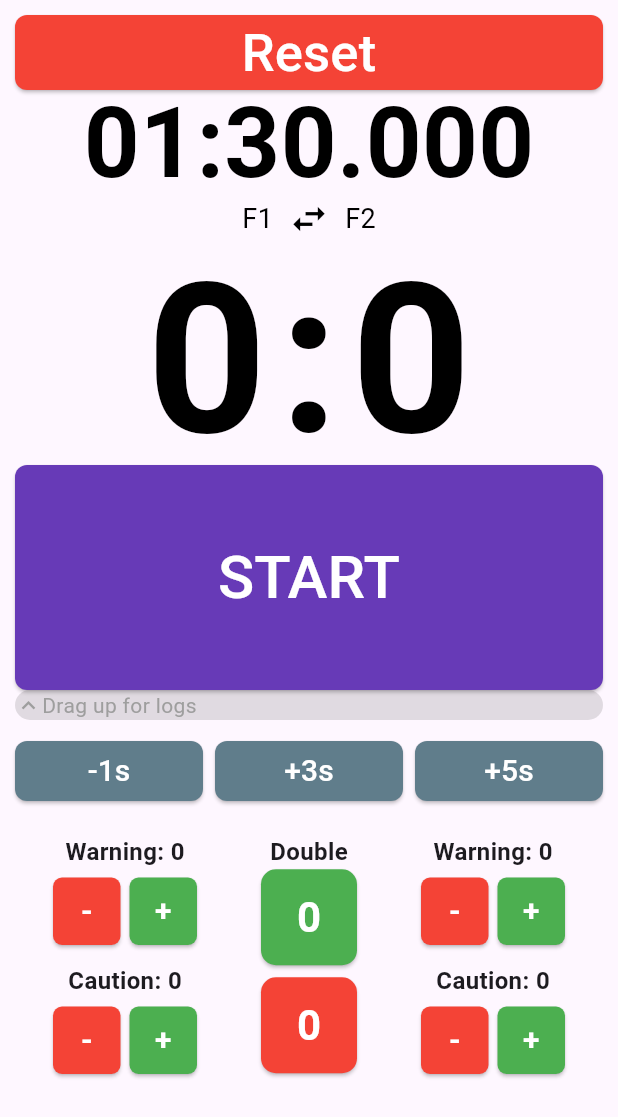
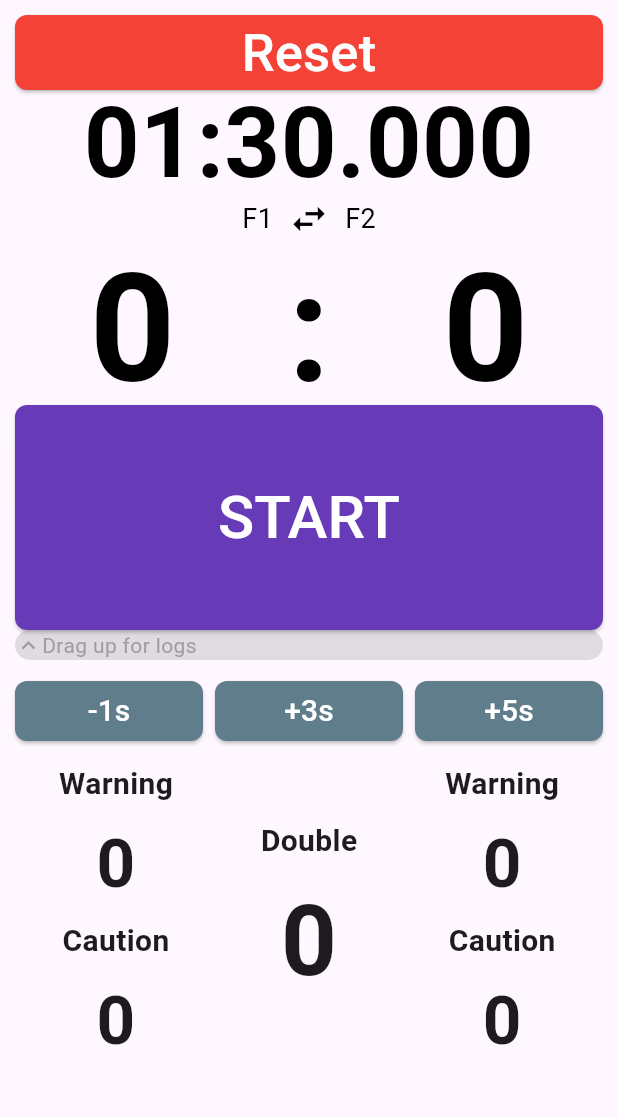
Before and after one commit to kstepanovdev/gdf_hema_timer, a Flutter app: the screen it shows after launch, on a phone screen of 412 x 824 dp. Shown: the top 1117 px of the screen. Run offline on Flutter 3.47's test engine with Material 3 defaults, Android fonts, the phone set to English and light mode, and no system bars; our stand-ins replace shared_preferences, vibration; Roboto replaces fonts that are missing (RobotoMono).

Commit message:
refactor score board, penalties control && removed stateful widgets

```diff
--- a/lib/modules/fight_log/fight_log.dart
+++ b/lib/modules/fight_log/fight_log.dart
@@ -105,6 +105,7 @@ class FightLog {
   void reset() {
     _prevLeftScore = _prevRightScore = 0;
     _prevLeftWarning = _prevRightWarning = 0;
+    _prevLeftCaution = _prevRightCaution = 0;
     _prevDoubleHits = 0;
     _fightStarted = false;
     _events.clear();
--- a/lib/pages/score_page.dart
+++ b/lib/pages/score_page.dart
@@ -48,25 +48,12 @@ class _ScorePageState extends State<ScorePage> {
 
   Future<void> _loadTimer() async {
     final loaded = await loadTimerValue();
-    setState(() {
-      timer = loaded;
-    });
-  }
-
-  void _inc(int Function() getter, void Function(int) setter) {
-    setState(() => setter(getter() + 1));
-  }
-
-  void _dec(int Function() getter, void Function(int) setter) {
-    setState(() {
-      final value = getter();
-      if (value > 0) setter(value - 1);
-    });
+    setState(() => timer = loaded);
   }
 
   void _onStartPressed() {
     setState(() {
-      fightLog.startFight(); // or resume fight if needed
+      fightLog.startFight();
       fightLog.logDiff(
         leftScore: leftScore,
         rightScore: rightScore,
@@ -89,13 +76,10 @@ class _ScorePageState extends State<ScorePage> {
       setState(() {
         if (timer.inMilliseconds > 0) {
           timer -= const Duration(milliseconds: 10);
-          if (timer.isNegative) {
-            timer = Duration.zero;
-          }
+          if (timer.isNegative) timer = Duration.zero;
         } else {
           t.cancel();
           running = false;
-
           Vibration.hasVibrator().then((hasVibrator) {
             Vibration.vibrate(duration: 1000, amplitude: 255);
           });
@@ -119,6 +103,7 @@ class _ScorePageState extends State<ScorePage> {
   void resetAll() async {
     fightLog.reset();
     final loadedTimer = await loadTimerValue();
+
     setState(() {
       leftScore = 0;
       rightScore = 0;
@@ -133,22 +118,18 @@ class _ScorePageState extends State<ScorePage> {
 
   void swapFighters() {
     setState(() {
-      // swap scores
       final tmpScore = leftScore;
       leftScore = rightScore;
       rightScore = tmpScore;
 
-      // swap warnings
       final tmpWarning = leftWarning;
       leftWarning = rightWarning;
       rightWarning = tmpWarning;
 
-      // swap cautions
       final tmpCaution = leftCaution;
       leftCaution = rightCaution;
       rightCaution = tmpCaution;
 
-      // swap names
       final tmpName = leftName;
       leftName = rightName;
       rightName = tmpName;
@@ -171,9 +152,7 @@ class _ScorePageState extends State<ScorePage> {
                   time: formatTime(timer),
                   fontSize: 65,
                 ),
-
                 ActiveTimerBoard(leftScore: leftScore, rightScore: rightScore),
-
                 Padding(
                   padding: const EdgeInsets.all(16.0),
                   child: SizedBox(
@@ -216,7 +195,6 @@ class _ScorePageState extends State<ScorePage> {
                           ),
                         ),
 
-                        /// Timer display (double-tap to edit)
                         TimerDisplay(
                           time: formatTime(timer),
                           fontSize: 65,
@@ -229,20 +207,13 @@ class _ScorePageState extends State<ScorePage> {
                           },
                         ),
 
-                        /// Scoreboard with swap
                         ScoreBoard(
                           leftName: leftName,
                           rightName: rightName,
                           leftScore: leftScore,
                           rightScore: rightScore,
-                          onLeftTap: () =>
-                              _inc(() => leftScore, (v) => leftScore = v),
-                          onLeftLongPress: () =>
-                              _dec(() => leftScore, (v) => leftScore = v),
-                          onRightTap: () =>
-                              _inc(() => rightScore, (v) => rightScore = v),
-                          onRightLongPress: () =>
-                              _dec(() => rightScore, (v) => rightScore = v),
+                          onLeftChanged: (v) => setState(() => leftScore = v),
+                          onRightChanged: (v) => setState(() => rightScore = v),
                           swapFighters: swapFighters,
                         ),
 
@@ -269,7 +240,6 @@ class _ScorePageState extends State<ScorePage> {
 
                         const SizedBox(height: 10),
 
-                        /// Time control
                         TimeControl(
                           onMinus1: () => setState(() {
                             timer = timer > const Duration(seconds: 1)
@@ -286,33 +256,23 @@ class _ScorePageState extends State<ScorePage> {
 
                         const SizedBox(height: 10),
 
-                        /// Penalties control
                         PenaltiesControl(
                           leftWarning: leftWarning,
                           rightWarning: rightWarning,
                           leftCaution: leftCaution,
                           rightCaution: rightCaution,
                           doubleHits: doubleHits,
-                          onLeftWarningPlus: () =>
-                              _inc(() => leftWarning, (v) => leftWarning = v),
-                          onLeftWarningMinus: () =>
-                              _dec(() => leftWarning, (v) => leftWarning = v),
-                          onRightWarningPlus: () =>
-                              _inc(() => rightWarning, (v) => rightWarning = v),
-                          onRightWarningMinus: () =>
-                              _dec(() => rightWarning, (v) => rightWarning = v),
-                          onDoublePlus: () =>
-                              _inc(() => doubleHits, (v) => doubleHits = v),
-                          onDoubleMinus: () =>
-                              _dec(() => doubleHits, (v) => doubleHits = v),
-                          onLeftCautionPlus: () =>
-                              _inc(() => leftCaution, (v) => leftCaution = v),
-                          onLeftCautionMinus: () =>
-                              _dec(() => leftCaution, (v) => leftCaution = v),
-                          onRightCautionPlus: () =>
-                              _inc(() => rightCaution, (v) => rightCaution = v),
-                          onRightCautionMinus: () =>
-                              _dec(() => rightCaution, (v) => rightCaution = v),
+
+                          onLeftWarningChanged: (v) =>
+                              setState(() => leftWarning = v),
+                          onRightWarningChanged: (v) =>
+                              setState(() => rightWarning = v),
+                          onLeftCautionChanged: (v) =>
+                              setState(() => leftCaution = v),
+                          onRightCautionChanged: (v) =>
+                              setState(() => rightCaution = v),
+                          onDoubleChanged: (v) =>
+                              setState(() => doubleHits = v),
                         ),
                       ],
                     ),
--- /dev/null
+++ b/lib/utils/touch_number.dart
@@ -0,0 +1,58 @@
+import 'dart:async';
+import 'package:flutter/material.dart';
+
+/// Controlled number widget
+/// Tap → increment
+/// Long press (~200ms) → decrement
+class TouchNumber extends StatefulWidget {
+  final int value;
+  final ValueChanged<int> onChanged;
+  final TextStyle textStyle;
+
+  const TouchNumber({
+    super.key,
+    required this.value,
+    required this.onChanged,
+    required this.textStyle,
+  });
+
+  @override
+  State<TouchNumber> createState() => _TouchNumberState();
+}
+
+class _TouchNumberState extends State<TouchNumber> {
+  Timer? _holdTimer;
+  bool _longTriggered = false;
+  static const _holdDelay = Duration(milliseconds: 200);
+
+  void _onTapDown(TapDownDetails _) {
+    _longTriggered = false;
+    _holdTimer = Timer(_holdDelay, () {
+      _longTriggered = true;
+      if (widget.value > 0) widget.onChanged(widget.value - 1);
+    });
+  }
+
+  void _onTapUp(TapUpDetails _) {
+    _holdTimer?.cancel();
+    if (!_longTriggered) widget.onChanged(widget.value + 1);
+  }
+
+  void _onTapCancel() => _holdTimer?.cancel();
+
+  @override
+  void dispose() {
+    _holdTimer?.cancel();
+    super.dispose();
+  }
+
+  @override
+  Widget build(BuildContext context) {
+    return GestureDetector(
+      onTapDown: _onTapDown,
+      onTapUp: _onTapUp,
+      onTapCancel: _onTapCancel,
+      child: Text("${widget.value}", style: widget.textStyle),
+    );
+  }
+}
--- a/lib/widgets/penalties_control.dart
+++ b/lib/widgets/penalties_control.dart
@@ -1,4 +1,5 @@
 import 'package:flutter/material.dart';
+import '../utils/touch_number.dart';
 
 class PenaltiesControl extends StatelessWidget {
   final int leftWarning;
@@ -7,16 +8,11 @@ class PenaltiesControl extends StatelessWidget {
   final int rightCaution;
   final int doubleHits;
 
-  final VoidCallback onLeftWarningPlus;
-  final VoidCallback onLeftWarningMinus;
-  final VoidCallback onRightWarningPlus;
-  final VoidCallback onRightWarningMinus;
-  final VoidCallback onLeftCautionPlus;
-  final VoidCallback onLeftCautionMinus;
-  final VoidCallback onRightCautionPlus;
-  final VoidCallback onRightCautionMinus;
-  final VoidCallback onDoublePlus;
-  final VoidCallback onDoubleMinus;
+  final ValueChanged<int> onLeftWarningChanged;
+  final ValueChanged<int> onRightWarningChanged;
+  final ValueChanged<int> onLeftCautionChanged;
+  final ValueChanged<int> onRightCautionChanged;
+  final ValueChanged<int> onDoubleChanged;
 
   const PenaltiesControl({
     super.key,
@@ -25,168 +21,72 @@ class PenaltiesControl extends StatelessWidget {
     required this.leftCaution,
     required this.rightCaution,
     required this.doubleHits,
-    required this.onLeftWarningPlus,
-    required this.onLeftWarningMinus,
-    required this.onRightWarningPlus,
-    required this.onRightWarningMinus,
-    required this.onLeftCautionPlus,
-    required this.onLeftCautionMinus,
-    required this.onRightCautionPlus,
-    required this.onRightCautionMinus,
-    required this.onDoublePlus,
-    required this.onDoubleMinus,
+    required this.onLeftWarningChanged,
+    required this.onRightWarningChanged,
+    required this.onLeftCautionChanged,
+    required this.onRightCautionChanged,
+    required this.onDoubleChanged,
   });
 
   @override
   Widget build(BuildContext context) {
-    return Padding(
-      padding: const EdgeInsets.symmetric(horizontal: 12.0, vertical: 8.0),
-      child: Row(
-        crossAxisAlignment: CrossAxisAlignment.center,
+    const labelStyle = TextStyle(fontSize: 20, fontWeight: FontWeight.bold);
+
+    Widget block(String label, int value, ValueChanged<int> onChanged) {
+      return Column(
+        mainAxisSize: MainAxisSize.min,
         children: [
-          // Left column (Warnings & Cautions)
-          Expanded(
-            child: Column(
-              mainAxisSize: MainAxisSize.min,
-              crossAxisAlignment: CrossAxisAlignment.center,
-              children: [
-                _counterBlock(
-                  "Warning",
-                  leftWarning,
-                  onLeftWarningMinus,
-                  onLeftWarningPlus,
-                ),
-                const SizedBox(height: 12),
-                _counterBlock(
-                  "Caution",
-                  leftCaution,
-                  onLeftCautionMinus,
-                  onLeftCautionPlus,
-                ),
-              ],
-            ),
-          ),
-
-          // Middle column — Double (vertical layout, big buttons)
-          Expanded(
-            child: Column(
-              mainAxisSize: MainAxisSize.min,
-              mainAxisAlignment: MainAxisAlignment.center,
-              crossAxisAlignment: CrossAxisAlignment.center,
-              children: [
-                Text(
-                  "Double",
-                  style: const TextStyle(
-                    fontSize: 16,
+          Text(label, style: labelStyle),
+          const SizedBox(height: 6),
+          TouchNumber(
+            value: value,
+            onChanged: onChanged,
+            textStyle: const TextStyle(
+              fontSize: 45,
               fontWeight: FontWeight.bold,
             ),
           ),
-                _bigButton("$doubleHits", Colors.green, onDoublePlus),
-                const SizedBox(height: 8),
-                _bigButton("$doubleHits", Colors.red, onDoubleMinus),
         ],
-            ),
-          ),
+      );
+    }
 
-          // Right column (Warnings & Cautions)
-          Expanded(
-            child: Column(
+    Widget doubleBlock(String label, int value, ValueChanged<int> onChanged) {
+      return Column(
         mainAxisSize: MainAxisSize.min,
-              crossAxisAlignment: CrossAxisAlignment.center,
         children: [
-                _counterBlock(
-                  "Warning",
-                  rightWarning,
-                  onRightWarningMinus,
-                  onRightWarningPlus,
-                ),
-                const SizedBox(height: 12),
-                _counterBlock(
-                  "Caution",
-                  rightCaution,
-                  onRightCautionMinus,
-                  onRightCautionPlus,
-                ),
-              ],
+          Text(label, style: labelStyle),
+          const SizedBox(height: 6),
+          TouchNumber(
+            value: value,
+            onChanged: onChanged,
+            textStyle: const TextStyle(
+              fontSize: 65,
+              fontWeight: FontWeight.bold,
             ),
           ),
         ],
-      ),
       );
     }
 
-  Widget _counterBlock(
-    String label,
-    int counter,
-    VoidCallback onMinus,
-    VoidCallback onPlus,
-  ) {
-    return Column(
-      mainAxisSize: MainAxisSize.min,
-      crossAxisAlignment: CrossAxisAlignment.center,
+    return Row(
+      mainAxisAlignment: MainAxisAlignment.spaceAround,
       children: [
-        Text(
-          "$label: $counter",
-          style: const TextStyle(fontSize: 16, fontWeight: FontWeight.bold),
+        Column(
+          children: [
+            block("Warning", leftWarning, onLeftWarningChanged),
+            const SizedBox(height: 6),
+            block("Caution", leftCaution, onLeftCautionChanged),
+          ],
         ),
+        doubleBlock("Double", doubleHits, onDoubleChanged),
+        Column(
+          children: [
+            block("Warning", rightWarning, onRightWarningChanged),
             const SizedBox(height: 6),
-        Row(
-          mainAxisAlignment: MainAxisAlignment.center,
-          children: [
-            _smallButton("-", Colors.red, onMinus),
-            const SizedBox(width: 6),
-            _smallButton("+", Colors.green, onPlus),
+            block("Caution", rightCaution, onRightCautionChanged),
           ],
         ),
       ],
     );
   }
-
-  Widget _smallButton(String label, Color color, VoidCallback onPressed) {
-    return SizedBox(
-      width: 45,
-      height: 45,
-      child: ElevatedButton(
-        style: ElevatedButton.styleFrom(
-          backgroundColor: color,
-          padding: EdgeInsets.zero,
-          shape: RoundedRectangleBorder(borderRadius: BorderRadius.circular(6)),
-        ),
-        onPressed: onPressed,
-        child: Text(
-          label,
-          style: const TextStyle(
-            fontSize: 20,
-            color: Colors.white,
-            fontWeight: FontWeight.bold,
-          ),
-        ),
-      ),
-    );
 }
-
-  Widget _bigButton(String label, Color color, VoidCallback onPressed) {
-    return SizedBox(
-      width: 64,
-      height: 64,
-      child: ElevatedButton(
-        style: ElevatedButton.styleFrom(
-          backgroundColor: color,
-          padding: EdgeInsets.zero,
-          shape: RoundedRectangleBorder(
-            borderRadius: BorderRadius.circular(10),
-          ),
-        ),
-        onPressed: onPressed,
-        child: Text(
-          label,
-          style: const TextStyle(
-            fontSize: 28,
-            color: Colors.white,
-            fontWeight: FontWeight.bold,
-          ),
-        ),
-      ),
-    );
-  }
-}
--- a/lib/widgets/score_board.dart
+++ b/lib/widgets/score_board.dart
@@ -1,5 +1,5 @@
 import 'package:flutter/material.dart';
-import 'score_display.dart';
+import '../utils/touch_number.dart';
 
 class ScoreBoard extends StatelessWidget {
   final String leftName;
@@ -8,10 +8,8 @@ class ScoreBoard extends StatelessWidget {
   final int rightScore;
   final Color color;
 
-  final VoidCallback onLeftTap;
-  final VoidCallback onLeftLongPress;
-  final VoidCallback onRightTap;
-  final VoidCallback onRightLongPress;
+  final ValueChanged<int> onLeftChanged;
+  final ValueChanged<int> onRightChanged;
   final VoidCallback swapFighters;
 
   const ScoreBoard({
@@ -20,17 +18,21 @@ class ScoreBoard extends StatelessWidget {
     required this.rightName,
     required this.leftScore,
     required this.rightScore,
+    required this.onLeftChanged,
+    required this.onRightChanged,
+    required this.swapFighters,
     this.color = Colors.black,
-
-    required this.onLeftTap,
-    required this.onLeftLongPress,
-    required this.onRightTap,
-    required this.onRightLongPress,
-    required this.swapFighters,
   });
 
   @override
   Widget build(BuildContext context) {
+    final textStyle = TextStyle(
+      fontSize: 100,
+      fontWeight: FontWeight.bold,
+      color: color,
+      height: 1,
+    );
+
     return Column(
       mainAxisSize: MainAxisSize.min,
       children: [
@@ -45,14 +47,21 @@ class ScoreBoard extends StatelessWidget {
             Text(rightName, style: TextStyle(fontSize: 18, color: color)),
           ],
         ),
-        ScoreDisplay(
-          leftScore: leftScore,
-          rightScore: rightScore,
-          onLeftTap: onLeftTap,
-          onLeftLongPress: onLeftLongPress,
-          onRightTap: onRightTap,
-          onRightLongPress: onRightLongPress,
-          color: color,
+        Row(
+          mainAxisAlignment: MainAxisAlignment.spaceEvenly,
+          children: [
+            TouchNumber(
+              value: leftScore,
+              onChanged: onLeftChanged,
+              textStyle: textStyle,
+            ),
+            Text(" : ", style: textStyle),
+            TouchNumber(
+              value: rightScore,
+              onChanged: onRightChanged,
+              textStyle: textStyle,
+            ),
+          ],
         ),
       ],
     );
--- a/lib/widgets/score_display.dart
+++ /dev/null
@@ -1,109 +0,0 @@
-import 'dart:async';
-import 'package:flutter/material.dart';
-
-/// Tap → increment
-/// Short hold (~200ms) → decrement
-class ScoreDisplay extends StatefulWidget {
-  final int leftScore;
-  final int rightScore;
-  final Color color;
-
-  final VoidCallback onLeftTap;
-  final VoidCallback onLeftLongPress;
-  final VoidCallback onRightTap;
-  final VoidCallback onRightLongPress;
-
-  const ScoreDisplay({
-    super.key,
-    required this.leftScore,
-    required this.rightScore,
-    required this.onLeftTap,
-    required this.onLeftLongPress,
-    required this.onRightTap,
-    required this.onRightLongPress,
-    this.color = Colors.white,
-  });
-
-  @override
-  State<ScoreDisplay> createState() => _ScoreDisplayState();
-}
-
-class _ScoreDisplayState extends State<ScoreDisplay> {
-  Timer? _leftHoldTimer;
-  Timer? _rightHoldTimer;
-  bool _leftLongTriggered = false;
-  bool _rightLongTriggered = false;
-  static const int _holdDelayMs = 200;
-
-  void _onLeftDown(TapDownDetails _) {
-    _leftLongTriggered = false;
-    _leftHoldTimer = Timer(const Duration(milliseconds: _holdDelayMs), () {
-      _leftLongTriggered = true;
-      widget.onLeftLongPress();
-    });
-  }
-
-  void _onLeftUp(TapUpDetails _) {
-    _leftHoldTimer?.cancel();
-    if (!_leftLongTriggered) widget.onLeftTap();
-  }
-
-  void _onLeftCancel() => _leftHoldTimer?.cancel();
-
-  void _onRightDown(TapDownDetails _) {
-    _rightLongTriggered = false;
-    _rightHoldTimer = Timer(const Duration(milliseconds: _holdDelayMs), () {
-      _rightLongTriggered = true;
-      widget.onRightLongPress();
-    });
-  }
-
-  void _onRightUp(TapUpDetails _) {
-    _rightHoldTimer?.cancel();
-    if (!_rightLongTriggered) widget.onRightTap();
-  }
-
-  void _onRightCancel() => _rightHoldTimer?.cancel();
-
-  @override
-  void dispose() {
-    _leftHoldTimer?.cancel();
-    _rightHoldTimer?.cancel();
-    super.dispose();
-  }
-
-  @override
-  Widget build(BuildContext context) {
-    final style = TextStyle(
-      fontSize: 140,
-      fontWeight: FontWeight.bold,
-      color: widget.color,
-      height: 1,
-    );
-
-    return Row(
-      mainAxisAlignment: MainAxisAlignment.center,
-      children: [
-        GestureDetector(
-          onTapDown: _onLeftDown,
-          onTapUp: _onLeftUp,
-          onTapCancel: _onLeftCancel,
-          child: Padding(
-            padding: const EdgeInsets.symmetric(horizontal: 8.0),
-            child: Text("${widget.leftScore}", style: style),
-          ),
-        ),
-        Text(":", style: style),
-        GestureDetector(
-          onTapDown: _onRightDown,
-          onTapUp: _onRightUp,
-          onTapCancel: _onRightCancel,
-          child: Padding(
-            padding: const EdgeInsets.symmetric(horizontal: 8.0),
-            child: Text("${widget.rightScore}", style: style),
-          ),
-        ),
-      ],
-    );
-  }
-}
```
Lines whose indentation alone changed are shown as unchanged.
